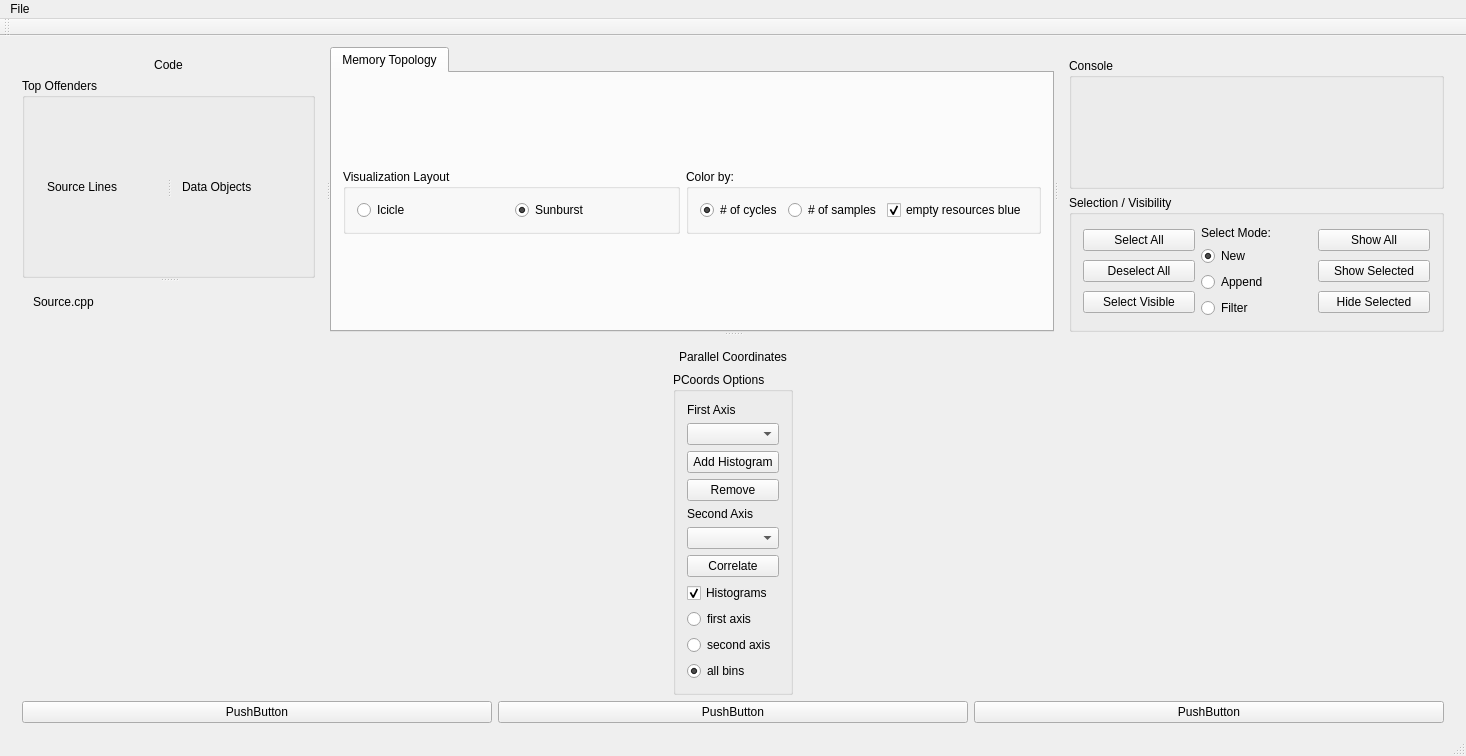
Before: the Qt Designer form src/form.ui in caps-tum/MemAxes, drawn with Qt 5.
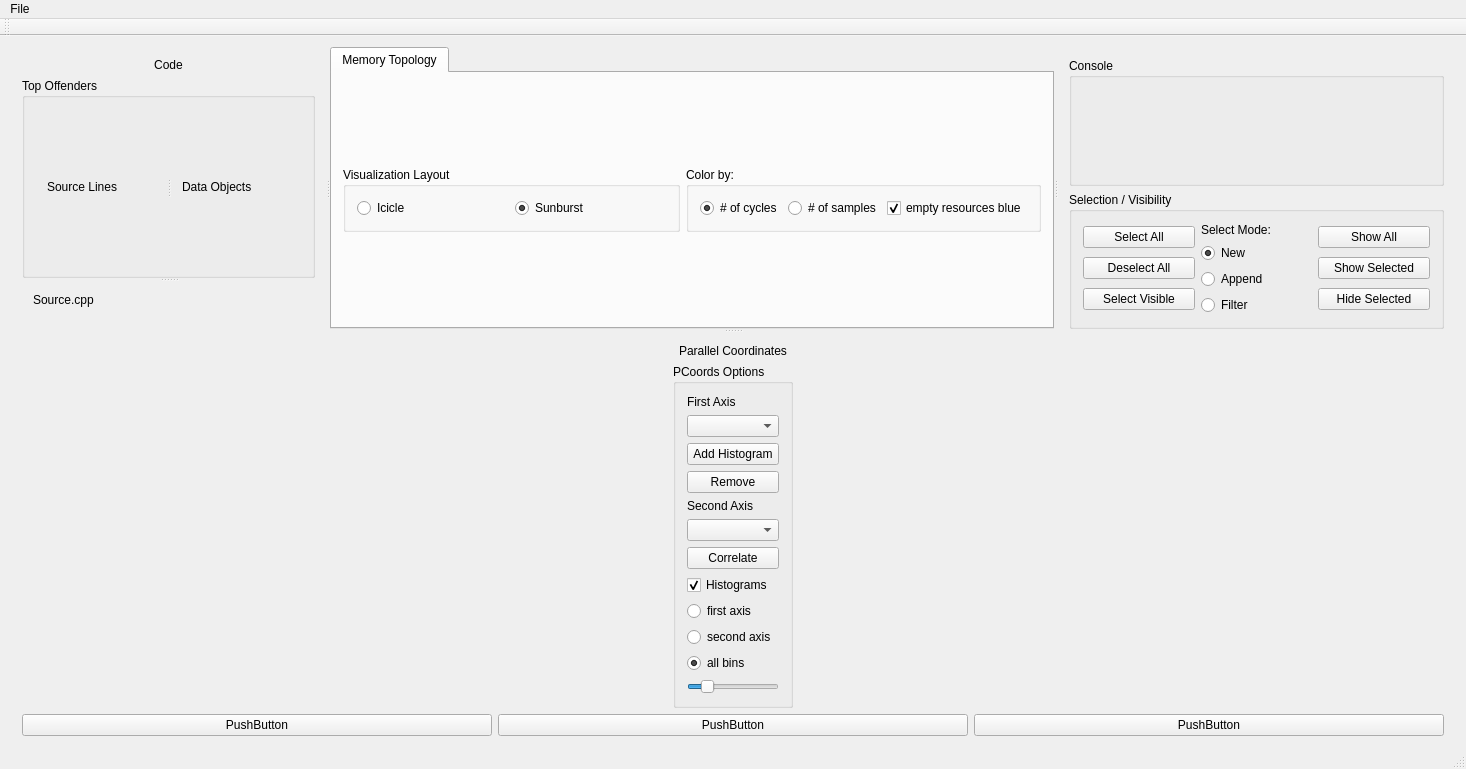
After: the same form once the commit is applied.

Commit message: numHistBins slider

Patch:
```diff
--- a/src/form.ui
+++ b/src/form.ui
@@ -20,6 +20,12 @@
     </property>
     <item>
      <widget class="QSplitter" name="topBottomSplitter">
+      <property name="sizePolicy">
+       <sizepolicy hsizetype="Preferred" vsizetype="Preferred">
+        <horstretch>0</horstretch>
+        <verstretch>0</verstretch>
+       </sizepolicy>
+      </property>
       <property name="orientation">
        <enum>Qt::Vertical</enum>
       </property>
@@ -27,6 +33,12 @@
        <bool>true</bool>
       </property>
       <widget class="QSplitter" name="topSplitter">
+       <property name="sizePolicy">
+        <sizepolicy hsizetype="Preferred" vsizetype="Preferred">
+         <horstretch>0</horstretch>
+         <verstretch>0</verstretch>
+        </sizepolicy>
+       </property>
        <property name="orientation">
         <enum>Qt::Horizontal</enum>
        </property>
@@ -103,6 +115,12 @@
              <enum>Qt::Vertical</enum>
             </property>
             <widget class="QSplitter" name="splitter_4">
+             <property name="sizePolicy">
+              <sizepolicy hsizetype="MinimumExpanding" vsizetype="Expanding">
+               <horstretch>0</horstretch>
+               <verstretch>0</verstretch>
+              </sizepolicy>
+             </property>
              <property name="orientation">
               <enum>Qt::Vertical</enum>
              </property>
@@ -110,6 +128,12 @@
               <layout class="QVBoxLayout" name="codeEditorLayout">
                <item>
                 <widget class="QLabel" name="codeLabel">
+                 <property name="sizePolicy">
+                  <sizepolicy hsizetype="Fixed" vsizetype="Fixed">
+                   <horstretch>0</horstretch>
+                   <verstretch>0</verstretch>
+                  </sizepolicy>
+                 </property>
                  <property name="text">
                   <string>Source.cpp</string>
                  </property>
@@ -124,6 +148,12 @@
         </layout>
        </widget>
        <widget class="QTabWidget" name="centerTabWidget">
+        <property name="sizePolicy">
+         <sizepolicy hsizetype="Minimum" vsizetype="Preferred">
+          <horstretch>0</horstretch>
+          <verstretch>0</verstretch>
+         </sizepolicy>
+        </property>
         <property name="currentIndex">
          <number>0</number>
         </property>
@@ -226,6 +256,12 @@
          </property>
          <item>
           <widget class="QGroupBox" name="console">
+           <property name="sizePolicy">
+            <sizepolicy hsizetype="Preferred" vsizetype="Preferred">
+             <horstretch>0</horstretch>
+             <verstretch>0</verstretch>
+            </sizepolicy>
+           </property>
            <property name="title">
             <string>Console</string>
            </property>
@@ -467,6 +503,22 @@
                </property>
               </widget>
              </item>
+             <item>
+              <widget class="QSlider" name="numHistBinsSlider">
+               <property name="minimum">
+                <number>20</number>
+               </property>
+               <property name="maximum">
+                <number>500</number>
+               </property>
+               <property name="value">
+                <number>100</number>
+               </property>
+               <property name="orientation">
+                <enum>Qt::Horizontal</enum>
+               </property>
+              </widget>
+             </item>
             </layout>
            </widget>
           </item>
```
Left out of the diff: 3 changed lines with no effect on the pictures. The commit also changes 5 other files.
